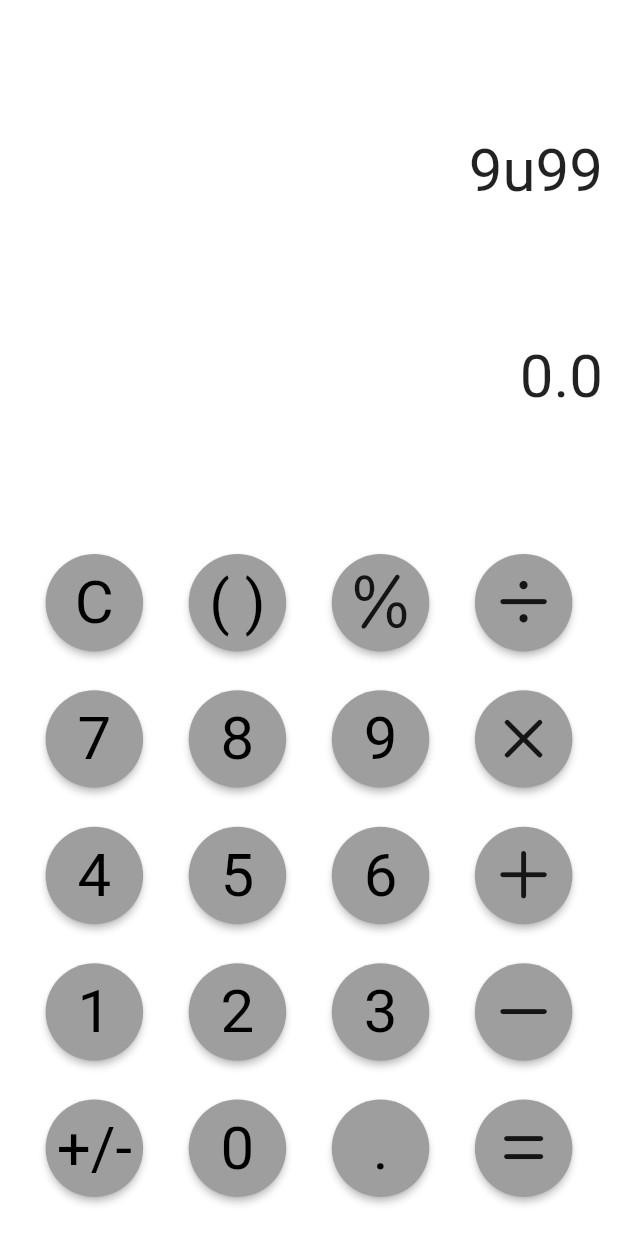
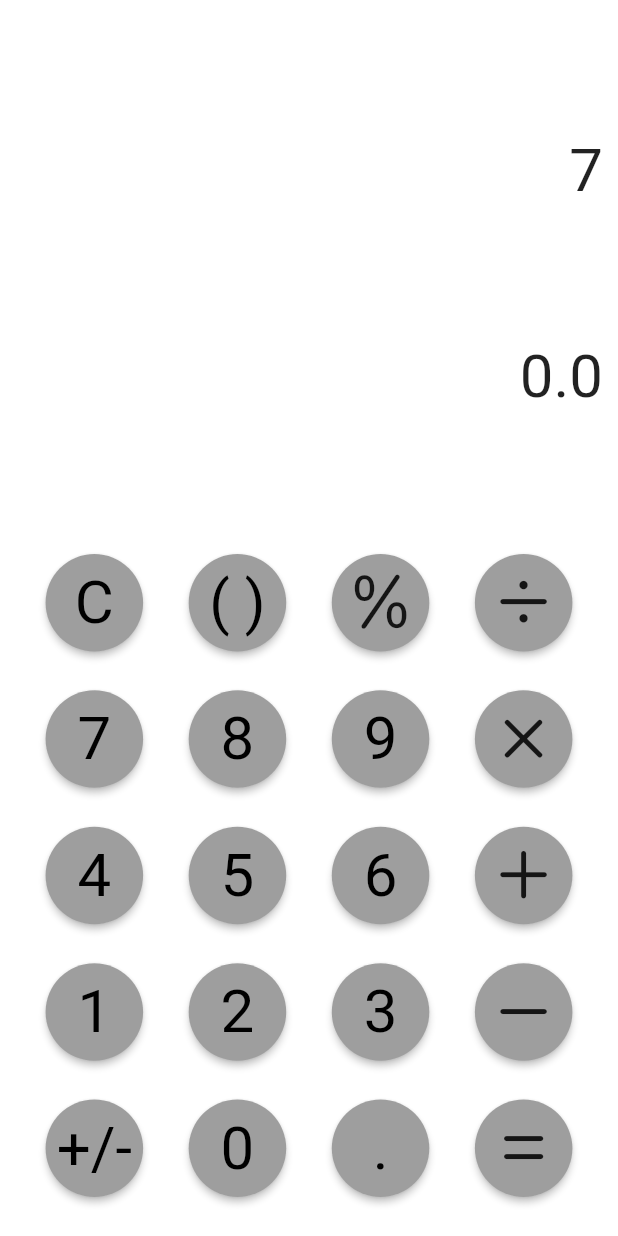
Before and after one commit to myring100/simple_calculator, a Flutter app: the screen it shows after launch, after a tap on an icon or button, on a phone screen of 412 x 824 dp. Run offline on Flutter 3.47's test engine with Material 2 defaults, Android fonts, the phone set to English and light mode, and no system bars.

Commit message:
all keyboard function need to be detailed direction to work.

```diff
--- a/lib/calculator_page.dart
+++ b/lib/calculator_page.dart
@@ -13,9 +13,12 @@ class CalculatorPage extends StatefulWidget {
 }
 
 class _CalculatorPage extends State<CalculatorPage> {
-  String input = '';
-  double result = 0.0;
 
+  @override
+  void setState(VoidCallback fn) {
+    // TODO: implement setState
+    super.setState(fn);
+  }
 
   @override
   Widget build(BuildContext context) {
@@ -25,13 +28,14 @@ class _CalculatorPage extends State<CalculatorPage> {
         mainAxisAlignment: MainAxisAlignment.center,
         crossAxisAlignment: CrossAxisAlignment.stretch,
         children: [
-          const Expanded(flex: 2, child: InputPage()),
-          const Expanded(flex: 2, child: ResultPage()),
-          const Expanded(flex: 1, child: MenuWidget()),
+          Expanded(flex: 2, child: InputPage()),
+          Expanded(flex: 2, child: ResultPage()),
+          Expanded(flex: 1, child: MenuWidget()),
           Expanded(
             flex: 7,
             child: Keyboard(
-              buttonPressed: ()=> print('hihihi') ,
+              buttonPressed: () => setState(() {
+              }),
             ),
           ),
         ],
--- a/lib/keyboard.dart
+++ b/lib/keyboard.dart
@@ -1,9 +1,7 @@
 import 'package:flutter/cupertino.dart';
 import 'package:flutter/material.dart';
 import 'package:simple_calculator/constants.dart';
-import 'calculator_page.dart';
 import 'my-globals.dart' as globals;
-import 'inputPage.dart';
 
 class Keyboard extends StatelessWidget {
   const Keyboard({Key? key, required this.buttonPressed}) : super(key: key);
@@ -20,8 +18,8 @@ class Keyboard extends StatelessWidget {
           children: [
             numButton('C'),
             numButton('( )'),
-            iconButton(CupertinoIcons.percent),
-            iconButton(CupertinoIcons.divide),
+            iconButton(CupertinoIcons.percent, '%'),
+            iconButton(CupertinoIcons.divide, '/'),
           ],
         ),
         Row(
@@ -30,7 +28,7 @@ class Keyboard extends StatelessWidget {
             numButton(7.toString()),
             numButton(8.toString()),
             numButton(9.toString()),
-            iconButton(CupertinoIcons.multiply),
+            iconButton(CupertinoIcons.multiply, '*'),
           ],
         ),
         Row(
@@ -39,7 +37,7 @@ class Keyboard extends StatelessWidget {
             numButton(4.toString()),
             numButton(5.toString()),
             numButton(6.toString()),
-            iconButton(CupertinoIcons.plus),
+            iconButton(CupertinoIcons.plus, '+'),
           ],
         ),
         Row(
@@ -48,7 +46,7 @@ class Keyboard extends StatelessWidget {
             numButton(1.toString()),
             numButton(2.toString()),
             numButton(3.toString()),
-            iconButton(CupertinoIcons.minus),
+            iconButton(CupertinoIcons.minus, '-'),
           ],
         ),
         Row(
@@ -57,19 +55,18 @@ class Keyboard extends StatelessWidget {
             numButton('+/-'.toString()),
             numButton(0.toString()),
             numButton('.'),
-            iconButton(CupertinoIcons.equal),
+            iconButton(CupertinoIcons.equal, '='),
           ],
         ),
       ],
     );
   }
 
-  RawMaterialButton iconButton(IconData icon) {
+  RawMaterialButton iconButton(IconData icon, String str) {
     return RawMaterialButton(
       onPressed: () {
-        print('hi1')
-
-        buttonPressed;
+        operatorCheck(str);
+        buttonPressed();
       },
       elevation: 2.0,
       fillColor: kKeyButtonFillColor,
@@ -85,8 +82,24 @@ class Keyboard extends StatelessWidget {
   RawMaterialButton numButton(String input) {
     return RawMaterialButton(
         onPressed: () {
-          print('hi1');
-           buttonPressed;
+          switch (input) {
+            case 'C' :
+              clear();
+              break;
+            case '( )' :
+              brasketTest();
+              break;
+            case '.' :
+              dotTest();
+              break;
+            default :
+              globals.input = globals.input + input;
+          }
+          // if(input == 'C') clear();
+          // else if(input == '( )') brasketTest();
+          // else if(input=='.') dotTest();
+          // else globals.input = globals.input+input;
+          buttonPressed();
         },
         elevation: 2.0,
         fillColor: kKeyButtonFillColor,
@@ -97,4 +110,40 @@ class Keyboard extends StatelessWidget {
           style: kKeyButtonTextStyle,
         ));
   }
+
+  void clear() {
+    globals.input = '';
+  }
+
+  void brasketTest() {
+
+  }
+
+  void dotTest() {
+
+  }
+
+  void operatorCheck(String str) {
+    switch (str) {
+      case '%' :
+        {}
+        break;
+      case '/' :
+        {}
+        break;
+      case '*' :
+        {}
+        break;
+      case '+' :
+        {}
+        break;
+      case '-' :
+        {}
+        break;
+      case '=' :
+        {}
+        break;
+    }
+  }
+
 }
--- a/lib/my-globals.dart
+++ b/lib/my-globals.dart
@@ -1,5 +1,5 @@
 
 library globals;
 
-String input = '9u99';
+String input = '';
 double result = 0.0;
--- a/lib/resultPage.dart
+++ b/lib/resultPage.dart
@@ -1,5 +1,6 @@
 import 'package:flutter/material.dart';
 import 'package:simple_calculator/constants.dart';
+import 'my-globals.dart' as globals;
 
 class ResultPage extends StatefulWidget {
   const ResultPage({Key? key}) : super(key: key);
@@ -11,10 +12,16 @@ class ResultPage extends StatefulWidget {
 class _ResultPageState extends State<ResultPage> {
   @override
   Widget build(BuildContext context) {
-    return const Align(
-        alignment: Alignment.bottomRight,
-        child: Padding(
-            padding: kInputResultTextPadding,
-            child: Text('0.0', style: kResultTextStyle)));
+    return  Align(
+      alignment: Alignment.bottomRight,
+      child: Padding(
+        padding: kInputResultTextPadding,
+        child: Text(
+          globals.result.toString(),
+          style: kInputTextStyle,
+          textAlign: TextAlign.end,
+        ),
+      ),
+    );
   }
 }
```
Also changed, not shown: lib/inputPage.dart (+0 -23 lines).
